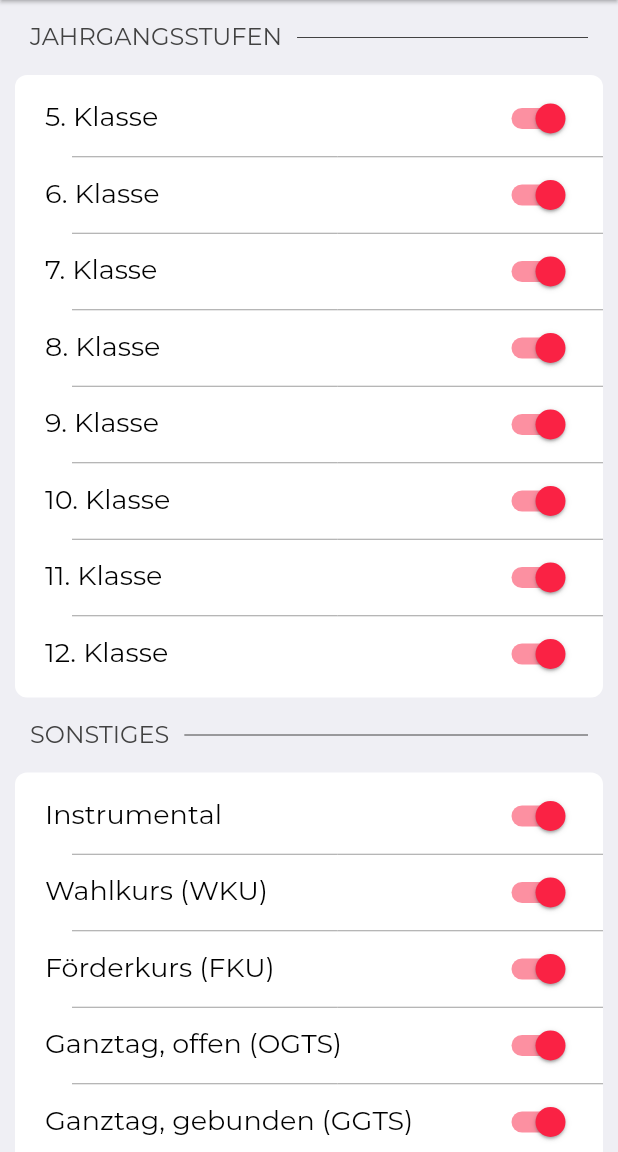
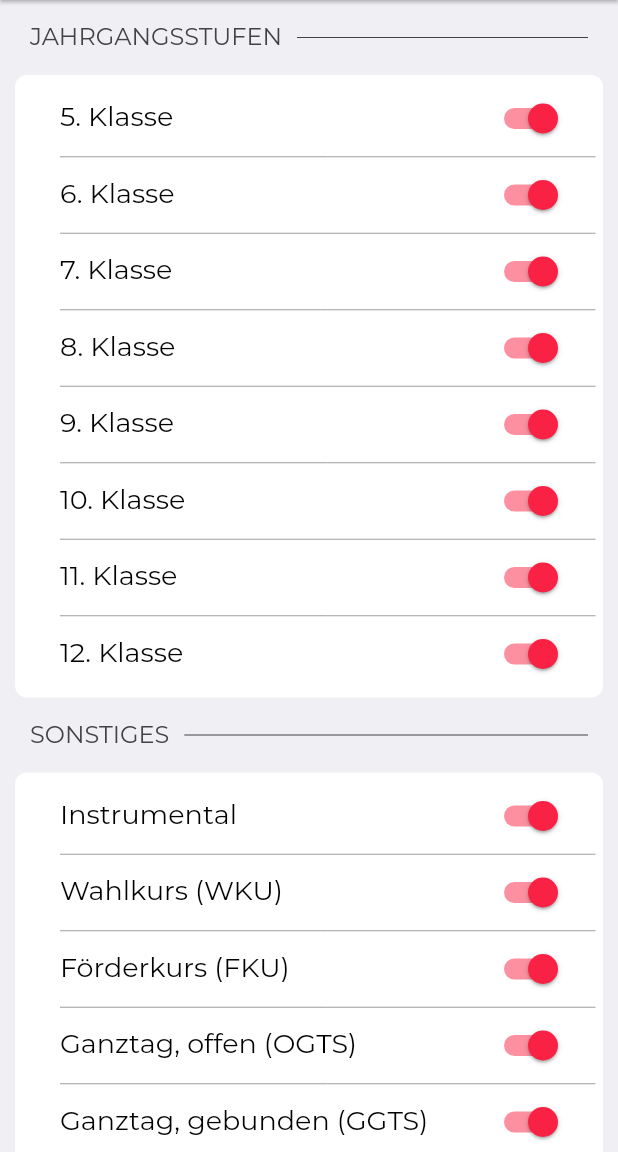
Before and after one commit to lukasengel/schueler_app, a Flutter app: the FiltersPage screen opened by its route, on a phone screen of 412 x 824 dp, the part 84-1236 px from its top. Run offline on Flutter 3.47's test engine with Material 2 defaults, Android fonts, the phone set to English and light mode, and no system bars; our stand-ins replace cached_network_image, firebase_auth, firebase_core, firebase_database, flutter_easyrefresh, flutter_spinkit and 4 more; missing offline and left inert: marquee_text; accounts and stored records are empty; project files that could hold a hidden picture were left out.

Commit message:
Improved settings

```diff
--- a/lib/models/school_life_item.dart
+++ b/lib/models/school_life_item.dart
@@ -22,6 +22,7 @@ String stringFromType(ItemType type) {
 
 class SchoolLifeItem {
   String header;
+  bool dark;
   ItemType type;
   String content;
   String imageUrl;
@@ -31,6 +32,7 @@ class SchoolLifeItem {
 
   SchoolLifeItem({
     required this.header,
+    required this.dark,
     required this.type,
     required this.content,
     required this.imageUrl,
@@ -46,6 +48,7 @@ class SchoolLifeItem {
       hyperlink:
           json.containsKey("hyperlink") ? json["hyperlink"] as String : "",
       imageUrl: json.containsKey("imageUrl") ? json["imageUrl"] as String : "",
+      dark: json.containsKey("dark") ? json["dark"] as bool : false,
       type: typeFromString(json["type"] as String),
       datetime: DateTime.parse(json["datetime"]),
       evenTime: json.containsKey("eventTime")
--- a/lib/pages/settings_page/settings_page.dart
+++ b/lib/pages/settings_page/settings_page.dart
@@ -45,7 +45,7 @@ class SettingsPage extends StatelessWidget {
               SettingsTile(
                 icon: const Icon(FontAwesome5.github_square),
                 label: "github".tr,
-                onTap: () {},
+                onTap: controller.onTapGithub,
               ),
               const SizedBox(height: 5),
               Center(
--- a/lib/pages/settings_page/settings_page_controller.dart
+++ b/lib/pages/settings_page/settings_page_controller.dart
@@ -1,4 +1,5 @@
 import 'package:get/get.dart';
+import 'package:url_launcher/url_launcher.dart' as url_launcher;
 
 import './settings_subpages/personalization_page.dart';
 import './settings_subpages/filters_page.dart';
@@ -33,4 +34,8 @@ class SettingsPageController extends GetxController {
   void onTapPersonalization() async {
     Get.toNamed(PersonalizationPage.route);
   }
+
+  void onTapGithub() async {
+    await url_launcher.launch("https://github.com/lukasengel/schueler_app");
+  }
 }
--- a/lib/widgets/news_container.dart
+++ b/lib/widgets/news_container.dart
@@ -28,7 +28,7 @@ class NewsContainer extends StatelessWidget {
 
     return Container(
       constraints: const BoxConstraints(maxWidth: 700),
-      margin: const EdgeInsets.symmetric(horizontal: 10, vertical: 5),
+      margin: const EdgeInsets.symmetric(horizontal: 5, vertical: 5),
       padding: const EdgeInsets.symmetric(vertical: 20),
       decoration: BoxDecoration(
         borderRadius: BorderRadius.circular(15),
--- a/lib/widgets/settings_ui/filter_settings.dart
+++ b/lib/widgets/settings_ui/filter_settings.dart
@@ -18,7 +18,7 @@ class _GradeFilterSettingsState extends State<GradeFilterSettings> {
   @override
   Widget build(BuildContext context) {
     return SettingsContainer(
-      padding: const EdgeInsets.fromLTRB(20, 5, 0, 5),
+      padding: const EdgeInsets.fromLTRB(5, 5, 5, 5),
       child: Column(
         children: List.generate(8, (index) {
           final grade = (index + 5).toString();
@@ -47,7 +47,7 @@ class _MiscFilterSettingsState extends State<MiscFilterSettings> {
   @override
   Widget build(BuildContext context) {
     return SettingsContainer(
-      padding: const EdgeInsets.fromLTRB(20, 5, 0, 5),
+      padding: const EdgeInsets.fromLTRB(5, 5, 5, 5),
       child: Column(
         children: [
           FilterSwitch(filterKey: "i", label: "inst".tr),
@@ -79,33 +79,42 @@ class _FilterSwitchState extends State<FilterSwitch> {
   @override
   Widget build(BuildContext context) {
     final localData = Get.find<LocalData>();
-    return Row(
+
+    void toggle() async {
+      setState(() {});
+      await localData.toggleFilter(widget.filterKey);
+      Get.find<WebData>().update();
+      setState(() {});
+    }
+
+    return MaterialButton(
+      shape: RoundedRectangleBorder(borderRadius: BorderRadius.circular(8)),
+      padding: const EdgeInsets.only(left: 25),
+      onPressed: toggle,
+      child: Row(
         mainAxisAlignment: MainAxisAlignment.spaceBetween,
         children: [
           Text(
             widget.label,
             overflow: TextOverflow.ellipsis,
+            style: Theme.of(context).textTheme.bodyText2,
           ),
           Padding(
             padding: const EdgeInsets.only(right: 15),
             child: Switch.adaptive(
               value: !localData.settings.filters.contains(widget.filterKey),
-            onChanged: (_) async {
-              setState(() {});
-              await localData.toggleFilter(widget.filterKey);
-              Get.find<WebData>().update();
-              setState(() {});
-            },
+              onChanged: (_) => toggle(),
               activeColor: Theme.of(context).primaryColor,
             ),
           ),
         ],
+      ),
     );
   }
 }
 
 const _divider = Divider(
   height: 3,
-  indent: 18,
+  indent: 25,
   color: Colors.grey,
 );
--- a/lib/widgets/table_container.dart
+++ b/lib/widgets/table_container.dart
@@ -181,7 +181,7 @@ class TableContainer extends StatelessWidget {
       child: Column(
         children: [
           Container(
-            margin: const EdgeInsets.all(10),
+            margin: const EdgeInsets.symmetric(horizontal: 5, vertical: 10),
             padding: const EdgeInsets.only(top: 20),
             decoration: BoxDecoration(
               borderRadius: BorderRadius.circular(15),
```
Also changed, not shown: lib/widgets/school_life_container.dart (+11 -4 lines). Lines whose indentation alone changed are shown as unchanged.
